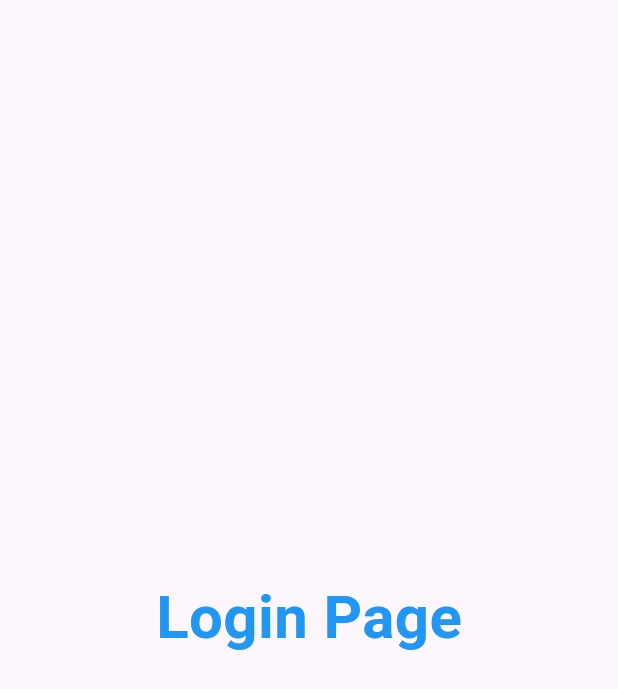
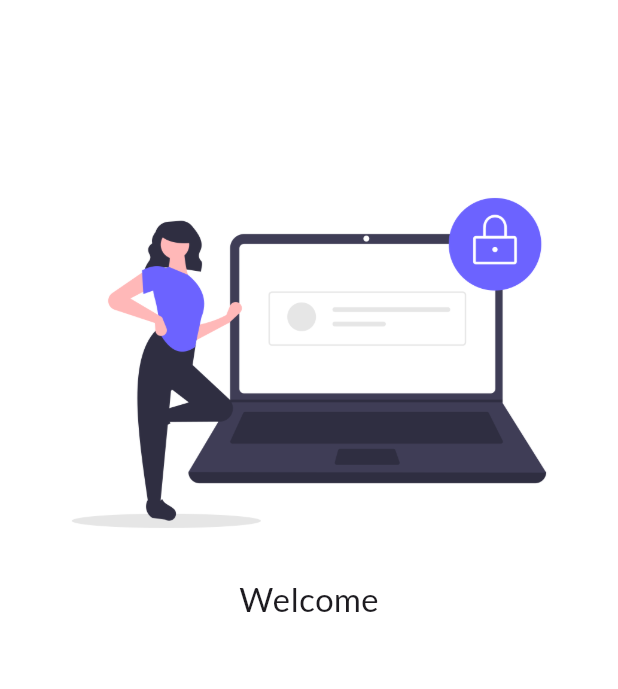
Before and after one commit to JayGupta930/Flutter, a Flutter app: the screen it shows after launch, on a phone screen of 412 x 824 dp. Shown: the top 689 px of the screen. Run offline on Flutter 3.47's test engine with Material 3 defaults, Android fonts, the phone set to English and light mode, and no system bars; our stand-ins replace google_fonts.

Commit message:
Day 4 Completed

```diff
--- a/lib/main.dart
+++ b/lib/main.dart
@@ -1,4 +1,7 @@
 import 'package:flutter/material.dart';
+
+import 'package:google_fonts/google_fonts.dart';
+
 import 'package:flutter_1st_project/pages/home_page.dart';
 import 'package:flutter_1st_project/pages/login_page.dart';
 
@@ -13,7 +16,7 @@ class MyApp extends StatelessWidget {
   Widget build(BuildContext context) {
     return MaterialApp(
       themeMode: ThemeMode.light, // Specifies light mode
-      theme: ThemeData(primarySwatch: Colors.brown),
+      theme: ThemeData(primarySwatch: Colors.brown, fontFamily: GoogleFonts.lato().fontFamily),
       darkTheme: ThemeData(
         // Dark theme
         brightness: Brightness.dark,
--- a/lib/pages/login_page.dart
+++ b/lib/pages/login_page.dart
@@ -5,15 +5,21 @@ class LoginPage extends StatelessWidget {
 
   @override
   Widget build(BuildContext context) {
-    return const Material(
-      child: Center(
-        child: Text(
-          "Login Page",
-          style: TextStyle(
-            fontSize: 40,
-            color: Colors.blue,
-            fontWeight: FontWeight.bold,
-          ),
+    return SafeArea(
+      child: Scaffold(
+        backgroundColor: Colors.white,
+        body: Column(
+          children: [const SizedBox(height: 100),
+            Image.asset(
+              "assets/images/login_image.png",
+              fit: BoxFit.cover,
+            ),
+            const Text(
+              "Welcome",
+              style: TextStyle(
+                fontSize: 22,
+              ),
+            )],
         ),
       ),
     );
```
Also changed, not shown: pubspec.yaml (+6 -6 lines), assets/images/login_image.png (added), pubspec.lock, 3 other files.
